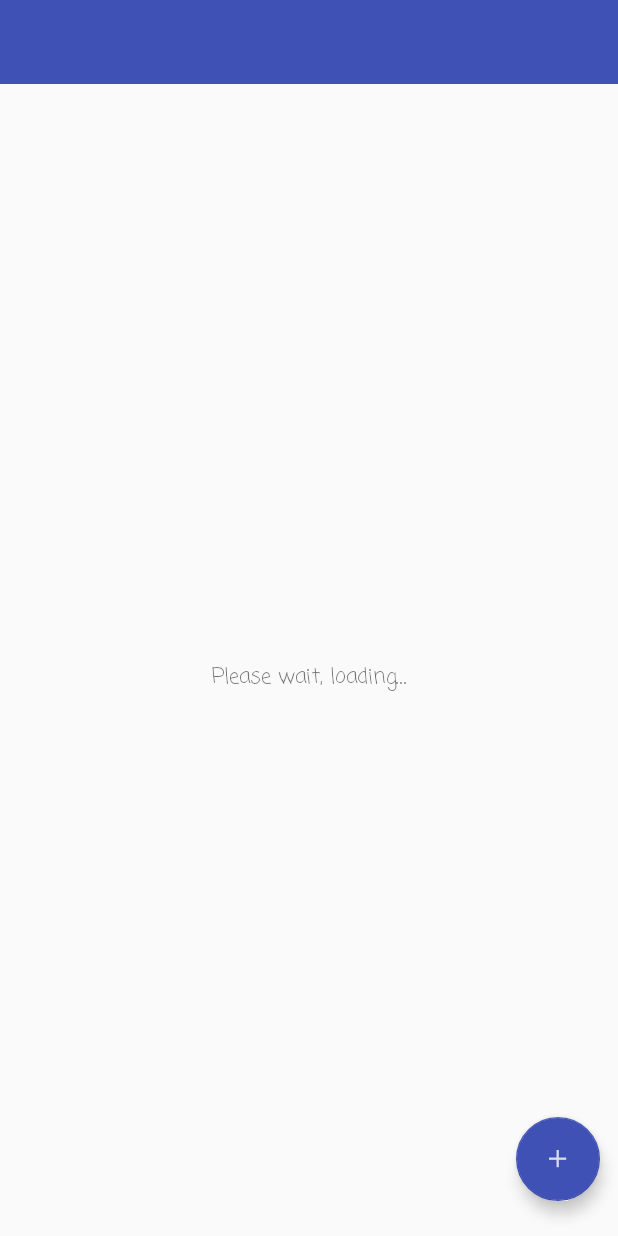
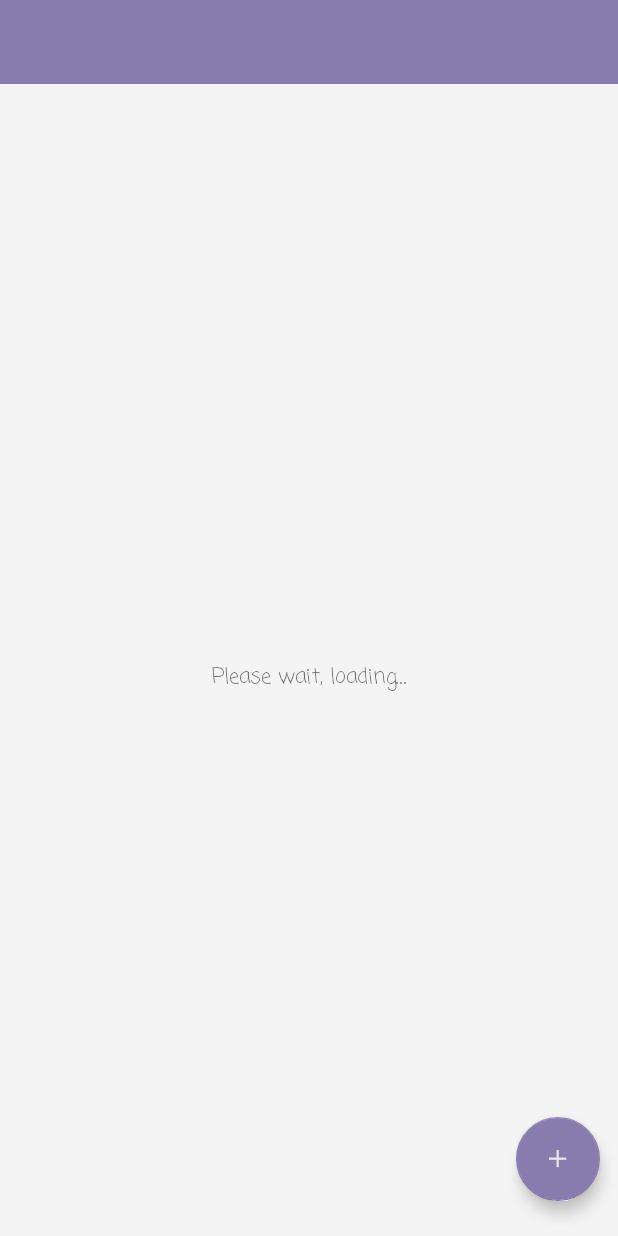
Before and after one commit to GeorgePavlidis/ImageCFS, an Android app: the layout activity_start.xml on its own in the app's theme, with its tools: preview values and no code run, on a phone screen of 412 x 824 dp. Run offline under Robolectric (Android 15) with nearby library versions, the phone set to English and light mode, and no system bars; plain views replace MaterialSearchView.

Commit message:
18-dec-17 TABS

```diff
--- a/app/src/main/java/uom/gr/imagecfs/StartActivity.java
+++ b/app/src/main/java/uom/gr/imagecfs/StartActivity.java
@@ -496,9 +496,9 @@ public class StartActivity extends AppCompatActivity {
 
                 return true;
             case R.id.search2:
-//                Intent sca = new Intent(StartActivity.this,GalleryActivity.class);
-//
-//                startActivity(sca);
+                Intent sca = new Intent(StartActivity.this,GalleryActivity.class);
+
+                startActivity(sca);
                 return true;
             default:
                 return super.onOptionsItemSelected(item);
--- /dev/null
+++ b/app/src/main/res/drawable/splash_screen.xml
@@ -0,0 +1,16 @@
+<?xml version="1.0" encoding="utf-8"?>
+<layer-list xmlns:android="http://schemas.android.com/apk/res/android"
+    >
+
+    <item
+        android:drawable="@color/splash_screen"/>
+
+    <item>
+        <bitmap
+            android:gravity="center"
+            android:src="@drawable/backround_min"
+           />
+
+    </item>
+
+</layer-list>
--- a/app/src/main/res/layout/activity_start.xml
+++ b/app/src/main/res/layout/activity_start.xml
@@ -6,6 +6,7 @@
     android:layout_width="match_parent"
     android:layout_height="match_parent"
     android:id="@+id/startFragment"
+    android:background="@color/start"
     tools:context="uom.gr.imagecfs.StartActivity">
     <!--android:paddingBottom="@dimen/activity_horizontal_margin"-->
     <!--android:paddingLeft="@dimen/fab_margin_right"-->
--- a/app/src/main/res/values/colors.xml
+++ b/app/src/main/res/values/colors.xml
@@ -1,13 +1,16 @@
 <?xml version="1.0" encoding="utf-8"?>
 <resources>
-    <color name="colorPrimary">#3F51B5</color>
-    <color name="colorPrimaryDark">#303F9F</color>
-    <color name="colorAccent">#037fac</color>
-    <color name="theme_primary">#2196F3</color>
+    <color name="colorPrimary">#887CAF</color>
+    <color name="colorPrimaryDark">#4f407e</color>
+    <color name="colorAccent">#887CAF</color>
+    <color name="theme_primary">#615192</color>
 
 
     <color name="colorTab">#ffffff</color>
+    <color name="splash_screen">#f4f4f4</color>
 
-    <color name="fab1">#3F51B5</color>
-    <color name="fab2">#303F9F</color>
+    <color name="start">#f4f4f4</color>
+
+    <color name="fab1">#887CAF</color>
+    <color name="fab2">#887CAF</color>
 </resources>
--- a/app/src/main/res/values/styles.xml
+++ b/app/src/main/res/values/styles.xml
@@ -21,6 +21,11 @@
 
     </style>
 
+
+    <style name="SplashTheme" parent="Theme.AppCompat.NoActionBar">
+        <item name="android:windowBackground">@drawable/splash_screen</item>
+    </style>
+
     <style name="AppTheme.AppBarOverlay" parent="ThemeOverlay.AppCompat.Dark.ActionBar" />
 
     <style name="AppTheme.PopupOverlay" parent="ThemeOverlay.AppCompat.Light" />
```
Also changed, not shown: app/src/main/AndroidManifest.xml (+11 -6 lines), app/src/main/java/uom/gr/imagecfs/FetchResponseTask.java (+12 -8 lines), app/src/main/java/uom/gr/imagecfs/SplashActivity.java (added, +20 -0 lines), app/src/main/res/drawable/avatar_industries.png (added), app/src/main/res/drawable/backround.png (added), app/src/main/res/drawable/backround_min.png (added), app/src/main/res/drawable/ic_notification.png (added), app/src/main/res/drawable/scan.png (added), app/src/main/res/drawable/search.png (added), app/src/main/res/drawable/search2.png (added), app/src/main/res/drawable/share_512.png (added), app/src/main/splash-web.png (added).
